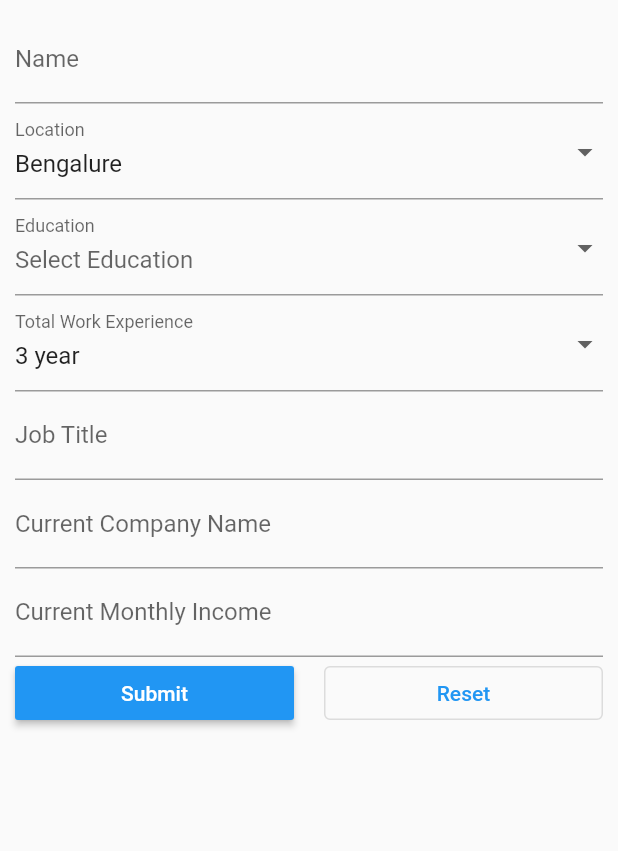
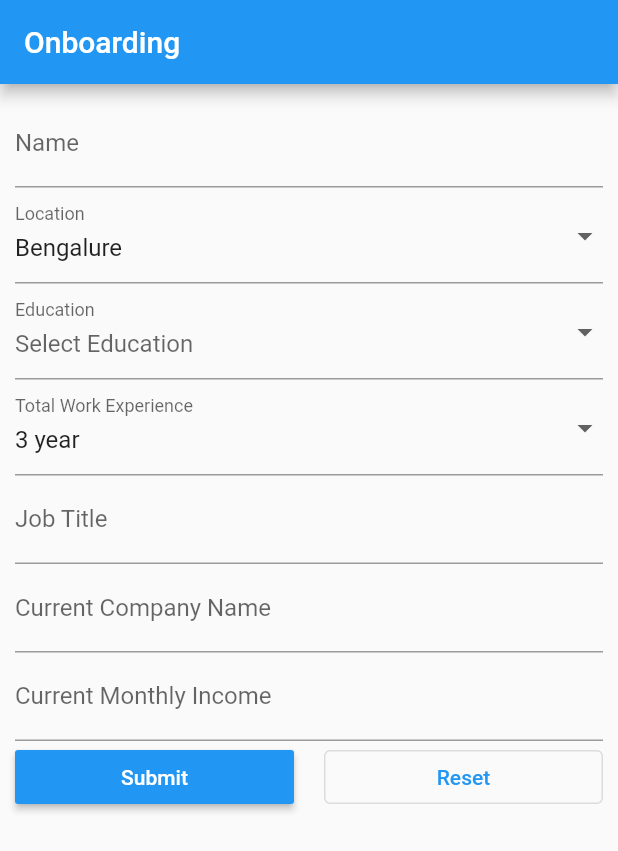
Before and after one commit to Amanullahgit/flutter_phone_authentication, a Flutter app: the Onboarding screen opened directly, after a tap on "Submit", on a phone screen of 412 x 824 dp. Shown: the top 851 px of the screen. Run offline on Flutter 3.47's test engine with Material 2 defaults, Android fonts, the phone set to English and light mode, and no system bars; drawn by our look-alikes of flutter_form_builder; our stand-ins replace firebase_auth, firebase_core, pinput; accounts and stored records are empty.

Commit message:
Onboarding App bar added

```diff
--- a/lib/onboard/onboard_form.dart
+++ b/lib/onboard/onboard_form.dart
@@ -1,6 +1,8 @@
 import 'package:flutter/cupertino.dart';
 import 'package:flutter/material.dart';
 import 'package:flutter_form_builder/flutter_form_builder.dart';
+import 'package:phone_auth_project/home.dart';
+import './../home.dart';
 // import 'package:intl/intl.dart';
 
 class Onboarding extends StatefulWidget {
@@ -38,6 +40,9 @@ class OnboardingState extends State<Onboarding> {
   @override
   Widget build(BuildContext context) {
     return new Scaffold(
+        appBar: AppBar(
+          title: Text('Onboarding'),
+        ),
         body: Padding(
           padding: const EdgeInsets.all(10),
           child: SingleChildScrollView(
@@ -65,7 +70,8 @@ class OnboardingState extends State<Onboarding> {
                         ),
                         onChanged: (val) {
                           setState(() {
-                        _nameHasError = !(_formKey.currentState?.fields['name']
+                            _nameHasError = !(_formKey
+                                    .currentState?.fields['name']
                                     ?.validate() ??
                                 false);
                           });
@@ -215,7 +221,8 @@ class OnboardingState extends State<Onboarding> {
                         onChanged: (val) {
                           setState(() {
                             _currentMonthlyIncomeHasError = !(_formKey
-                                .currentState?.fields['currentMonthlyIncome']
+                                    .currentState
+                                    ?.fields['currentMonthlyIncome']
                                     ?.validate() ??
                                 false);
                           });
@@ -237,8 +244,13 @@ class OnboardingState extends State<Onboarding> {
                       child: MaterialButton(
                         color: Theme.of(context).colorScheme.secondary,
                         onPressed: () {
-                      if (_formKey.currentState?.saveAndValidate() ?? false) {
+                          if (_formKey.currentState?.saveAndValidate() ??
+                              false) {
                             print(_formKey.currentState?.value);
+                            Navigator.pushAndRemoveUntil(
+                                context,
+                                MaterialPageRoute(builder: (context) => Home()),
+                                (route) => false);
                           } else {
                             print(_formKey.currentState?.value);
                             print('validation failed');
```
Lines whose indentation alone changed are shown as unchanged.
